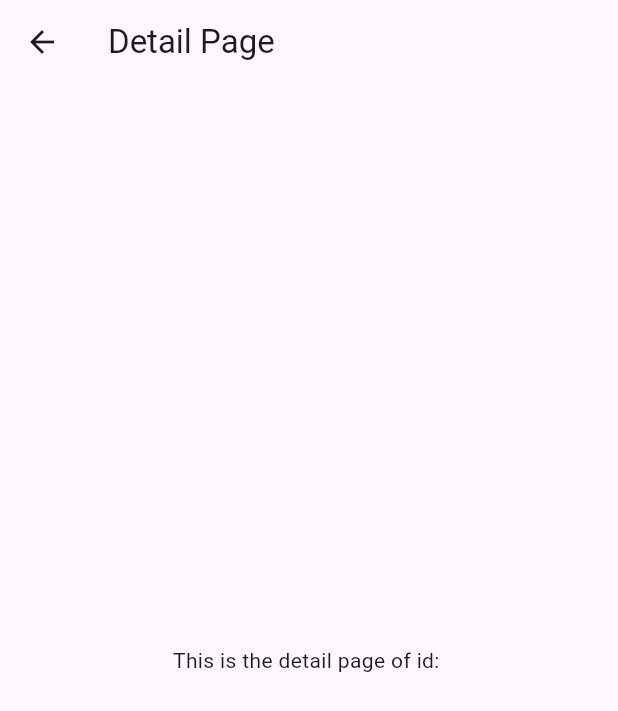
After one commit to sushantebp/flutter_docs_part_1, a Flutter app: the screen it shows after launch, after a tap on "Pass Id", on a phone screen of 412 x 824 dp. The commit adds this screen. Shown: the top 711 px of the screen. Run offline on Flutter 3.47's test engine with Material 3 defaults, Android fonts, the phone set to English and light mode, and no system bars; our stand-ins replace auto_route, dio.

Commit message:
feat(routing):implement auto_route package for routing

```diff
--- a/lib/main.dart
+++ b/lib/main.dart
@@ -1,15 +1,16 @@
 import 'package:flutter/material.dart';
-import 'package:learn_app/pages/network_example_page.dart';
+import 'package:learn_app/router/app_router.dart';
 
 void main(List<String> args) {
-  runApp(const ButtonTypeApp());
+  runApp(LearnApp());
 }
 
-class ButtonTypeApp extends StatelessWidget {
-  const ButtonTypeApp({super.key});
+class LearnApp extends StatelessWidget {
+  final _appRouter = AppRouter();
+  LearnApp({super.key});
 
   @override
   Widget build(BuildContext context) {
-    return MaterialApp(home: const NetworkExamplePage());
+    return MaterialApp.router(routerConfig: _appRouter.config());
   }
 }
--- /dev/null
+++ b/lib/pages/details/details_page.dart
@@ -0,0 +1,16 @@
+import 'package:auto_route/annotations.dart';
+import 'package:flutter/material.dart';
+
+@RoutePage()
+class DetailsPage extends StatelessWidget {
+  final String id;
+  const DetailsPage({super.key, required this.id});
+
+  @override
+  Widget build(BuildContext context) {
+    return Scaffold(
+      appBar: AppBar(title: const Text('Detail Page')),
+      body: Center(child: Text('This is the detail page of id: $id')),
+    );
+  }
+}
--- a/lib/pages/dialog_box_example_page.dart
+++ b/lib/pages/dialog_box_example_page.dart
@@ -1,5 +1,7 @@
+import 'package:auto_route/annotations.dart';
 import 'package:flutter/material.dart';
 
+@RoutePage()
 class DialogBoxExamplePage extends StatefulWidget {
   const DialogBoxExamplePage({super.key});
 
--- a/lib/pages/handling_user_input_page.dart
+++ b/lib/pages/handling_user_input_page.dart
@@ -1,8 +1,10 @@
+import 'package:auto_route/annotations.dart';
 import 'package:flutter/material.dart';
 import 'package:learn_app/helper/string_helper.dart';
 
 enum Calendar { day, week, month, year }
 
+@RoutePage()
 class HandlingUserInputPage extends StatefulWidget {
   const HandlingUserInputPage({super.key});
 
--- a/lib/pages/keys_usecase_page.dart
+++ b/lib/pages/keys_usecase_page.dart
@@ -1,5 +1,9 @@
+import 'package:auto_route/annotations.dart';
+import 'package:auto_route/auto_route.dart';
 import 'package:flutter/material.dart';
+import 'package:learn_app/router/app_router.dart';
 
+@RoutePage()
 class KeysUsecasePage extends StatefulWidget {
   const KeysUsecasePage({super.key});
 
@@ -10,9 +14,18 @@ class KeysUsecasePage extends StatefulWidget {
 class _KeysUsecasePageState extends State<KeysUsecasePage> {
   final List<String> _items = ["Apple", "Banana", "Cherry"];
   final PageStorageBucket _bucket = PageStorageBucket();
+  final TextEditingController _idController = TextEditingController();
+
   bool isToggle = false;
   final GlobalKey<FormState> _globalKey = GlobalKey<FormState>();
   final _textController = TextEditingController();
+  @override
+  void dispose() {
+    _idController.dispose();
+    _textController.dispose();
+    super.dispose();
+  }
+
   @override
   Widget build(BuildContext context) {
     return Scaffold(
@@ -23,6 +36,21 @@ class _KeysUsecasePageState extends State<KeysUsecasePage> {
           IconButton(
             onPressed: () => setState(() => isToggle = !isToggle),
             icon: Icon(isToggle ? Icons.toggle_off : Icons.toggle_on),
+          ),
+
+          TextField(
+            controller: _idController,
+            decoration: InputDecoration(
+              hintText: 'Enter your id here',
+              border: const OutlineInputBorder(),
+              focusedBorder: const OutlineInputBorder(),
+            ),
+          ),
+          // navigation to detail page with id from text
+          ElevatedButton(
+            onPressed: () =>
+                context.router.push(DetailsRoute(id: _idController.text)),
+            child: const Text('Pass Id'),
           ),
           const SizedBox(height: 10),
           Expanded(
--- a/lib/pages/layout_understanding_page.dart
+++ b/lib/pages/layout_understanding_page.dart
@@ -76,17 +76,18 @@
 
 // follwing is the cost optimzation against using shrinkwrap(listview,gridview)
 // customscrollview,silverlist uses lazy-loading,it uses widget that are visible on screen
+import 'package:auto_route/annotations.dart';
 import 'package:flutter/material.dart';
 import 'package:learn_app/widgets/image_sample.dart';
 import 'package:learn_app/widgets/listview_sample.dart';
 
+@RoutePage()
 class LayoutUnderstandingPage extends StatelessWidget {
   const LayoutUnderstandingPage({super.key});
 
   @override
   Widget build(BuildContext context) {
     return SafeArea(
-
       child: Scaffold(
         body: NestedScrollView(
           headerSliverBuilder: (BuildContext context, bool innerBoxIsScrolled) {
--- a/lib/pages/network_example_page.dart
+++ b/lib/pages/network_example_page.dart
@@ -1,7 +1,9 @@
+import 'package:auto_route/annotations.dart';
 import 'package:flutter/material.dart';
 import 'package:learn_app/models/todos.dart';
 import 'package:learn_app/services/network_service.dart';
 
+@RoutePage()
 class NetworkExamplePage extends StatelessWidget {
   const NetworkExamplePage({super.key});
 
--- a/lib/pages/responsive_layout_example_page.dart
+++ b/lib/pages/responsive_layout_example_page.dart
@@ -1,5 +1,7 @@
+import 'package:auto_route/annotations.dart';
 import 'package:flutter/material.dart';
 
+@RoutePage()
 class ResponsiveLayoutExamplePage extends StatelessWidget {
   const ResponsiveLayoutExamplePage({super.key});
 
--- a/lib/pages/state_manage_example_page.dart
+++ b/lib/pages/state_manage_example_page.dart
@@ -1,3 +1,4 @@
+import 'package:auto_route/annotations.dart';
 import 'package:flutter/material.dart';
 
 class CounterNotifier extends ChangeNotifier {
@@ -16,6 +17,7 @@ class CounterNotifier extends ChangeNotifier {
   }
 }
 
+@RoutePage()
 class StateManageExamplePage extends StatefulWidget {
   const StateManageExamplePage({super.key});
 
--- /dev/null
+++ b/lib/router/app_router.dart
@@ -0,0 +1,28 @@
+import 'package:auto_route/auto_route.dart';
+import 'package:flutter/material.dart';
+import 'package:learn_app/pages/button_type_page.dart';
+import 'package:learn_app/pages/details/details_page.dart';
+import 'package:learn_app/pages/dialog_box_example_page.dart';
+import 'package:learn_app/pages/handling_user_input_page.dart';
+import 'package:learn_app/pages/keys_usecase_page.dart';
+import 'package:learn_app/pages/layout_understanding_page.dart';
+import 'package:learn_app/pages/network_example_page.dart';
+import 'package:learn_app/pages/responsive_layout_example_page.dart';
+import 'package:learn_app/pages/state_manage_example_page.dart';
+
+part 'app_router.gr.dart';
+
+@AutoRouterConfig(replaceInRouteName: 'Screen|Page,Route')
+class AppRouter extends RootStackRouter {
+  @override
+  RouteType get defaultRouteType => RouteType.material();
+  @override
+  List<AutoRoute> get routes => [
+    AutoRoute(page: ButtonTypeRoute.page),
+    AutoRoute(page: DialogBoxExampleRoute.page),
+    AutoRoute(page: HandlingUserInputRoute.page),
+    AutoRoute(page: NetworkExampleRoute.page),
+    AutoRoute(page: KeysUsecaseRoute.page, initial: true),
+    AutoRoute(page: DetailsRoute.page),
+  ];
+}
--- a/pubspec.yaml
+++ b/pubspec.yaml
@@ -35,6 +35,7 @@ dependencies:
   # Use with the CupertinoIcons class for iOS style icons.
   cupertino_icons: ^1.0.8
   dio: ^5.9.0
+  auto_route: ^10.1.2
 
 dev_dependencies:
   flutter_test:
@@ -46,6 +47,9 @@ dev_dependencies:
   # package. See that file for information about deactivating specific lint
   # rules and activating additional ones.
   flutter_lints: ^5.0.0
+  build_runner: ^2.5.4
+  auto_route_generator: ^10.2.3
+
 
 # For information on the generic Dart part of this file, see the
 # following page: https://dart.dev/tools/pub/pubspec
```
Also changed, not shown: lib/pages/button_type_page.dart (+8 -0 lines), lib/router/app_router.gr.dart (added), pubspec.lock, 1 other file.
